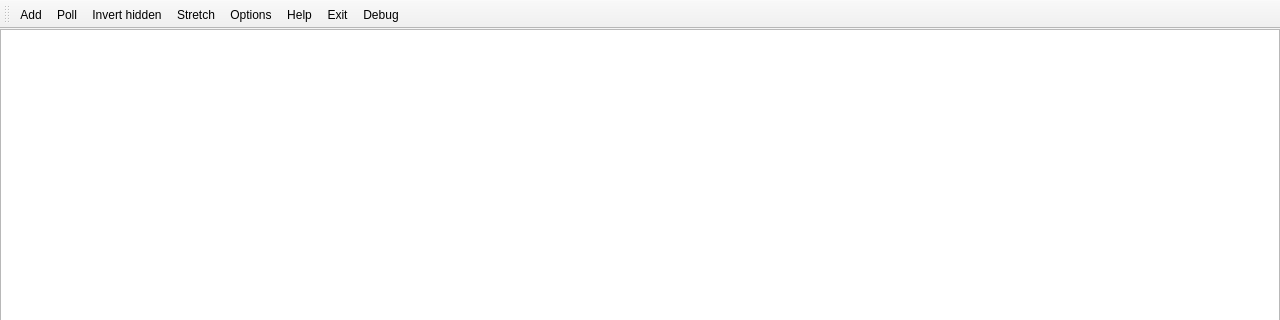
Old version of the form src/core/mainwindow.ui in the repository kik4444/simple-process-tracker; both pictures show x 0 to 1280 and y 0 to 320 of the 1280 by 720 pixel window.
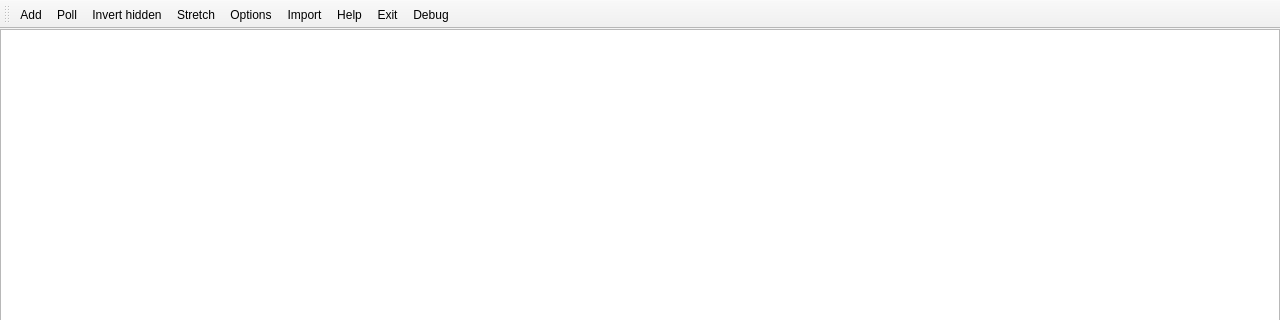
New version of the form. Icons and pictures are not drawn.

Commit message: Added action to export processes

```diff
--- a/src/core/mainwindow.ui
+++ b/src/core/mainwindow.ui
@@ -80,6 +80,7 @@
    <addaction name="actionInvert_hidden"/>
    <addaction name="actionStretch"/>
    <addaction name="actionOptions"/>
+   <addaction name="actionImport"/>
    <addaction name="actionHelp"/>
    <addaction name="actionExit"/>
    <addaction name="actionDebug"/>
@@ -166,6 +167,15 @@
     <string>Invert hidden</string>
    </property>
   </action>
+  <action name="actionImport">
+   <property name="icon">
+    <iconset resource="../resources.qrc">
+     <normaloff>:/import-icon.svg</normaloff>:/import-icon.svg</iconset>
+   </property>
+   <property name="text">
+    <string>Import</string>
+   </property>
+  </action>
  </widget>
  <resources>
   <include location="../resources.qrc"/>
```
The commit also changes 4 other files.
